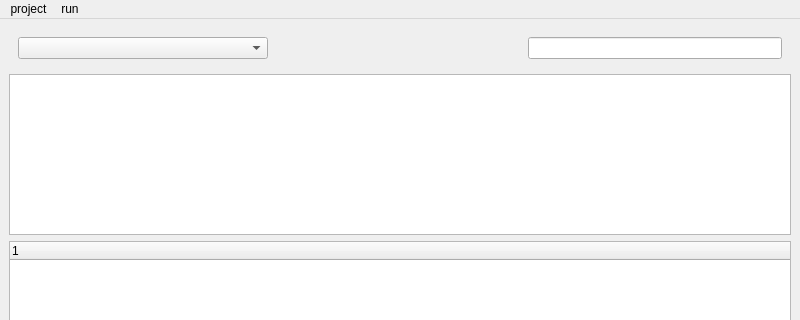
This is mainwindow.ui in Gwins7/GSniffer as Qt 5 draws it before an edit; both pictures show x 0 to 800 and y 0 to 320 of the 800 by 600 pixel window. The edited form follows.
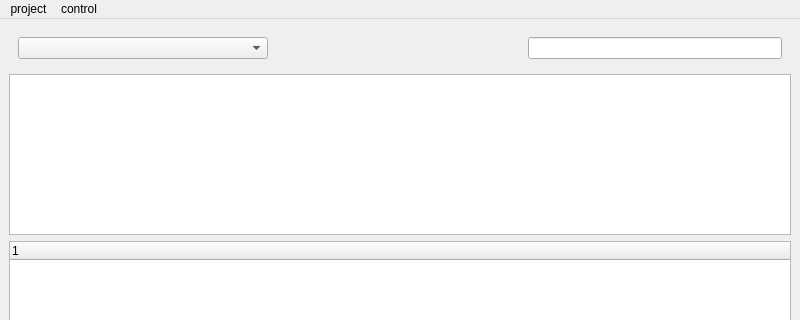
This is the edited form.

```diff
--- a/mainwindow.ui
+++ b/mainwindow.ui
@@ -84,7 +84,7 @@
    </widget>
    <widget class="QMenu" name="menurun">
     <property name="title">
-     <string>run</string>
+     <string>control</string>
     </property>
     <addaction name="actionrunstop"/>
     <addaction name="actionclear"/>
```
Left out of the diff: 2 changed lines with no effect on the pictures.
